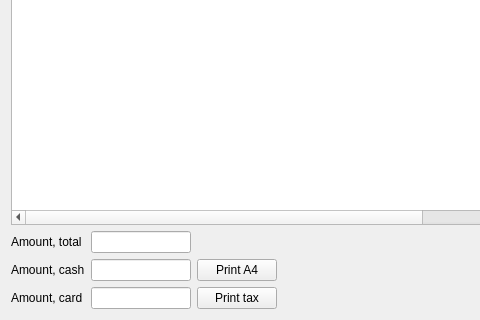
This is FrontDesk/c5salefromstoreorder.ui in End1-1/Cafe5 as Qt 5 draws it before an edit; both pictures show x 0 to 480 and y 287 to 607 of the 712 by 607 pixel window. The edited form follows.
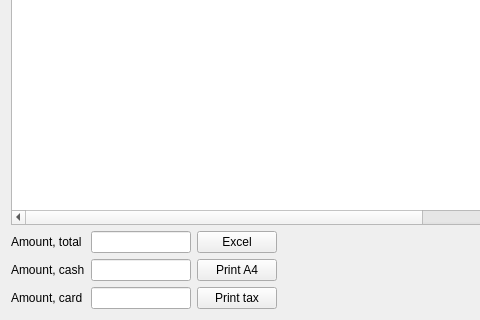
This is the edited form. Icons and pictures are not drawn. Custom widgets are drawn as their Qt base class.

Diff of the .ui file:
```diff
--- a/FrontDesk/c5salefromstoreorder.ui
+++ b/FrontDesk/c5salefromstoreorder.ui
@@ -423,6 +423,13 @@
         </property>
        </widget>
       </item>
+      <item row="0" column="2">
+       <widget class="QPushButton" name="btnExportToExcel">
+        <property name="text">
+         <string>Excel</string>
+        </property>
+       </widget>
+      </item>
      </layout>
     </widget>
    </item>
```
